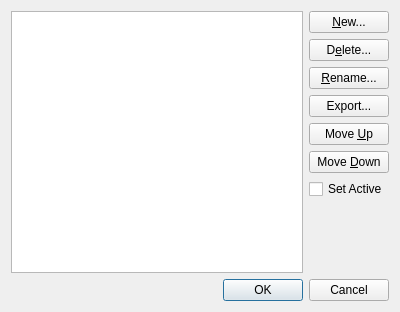
This is lclib/qt/lc_qmodellistdialog.ui in trevorsandy/lpub3d-ci as Qt 5 draws it before an edit. The edited form follows.
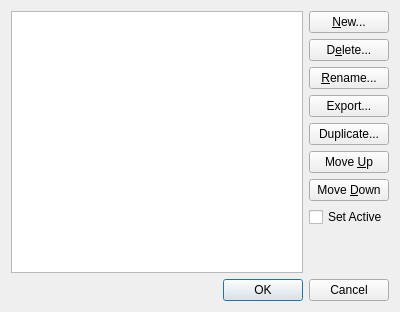
This is the edited form.

Patch:
```diff
--- a/lclib/qt/lc_qmodellistdialog.ui
+++ b/lclib/qt/lc_qmodellistdialog.ui
@@ -53,6 +53,13 @@
          </property>
         </widget>
        </item>
+       <item>
+        <widget class="QPushButton" name="DuplicateModel">
+         <property name="text">
+          <string>Duplicate...</string>
+         </property>
+        </widget>
+       </item>
        <item>
         <widget class="QPushButton" name="MoveUp">
          <property name="text">
```
Left out of the diff: 2 changed lines with no effect on the pictures.
